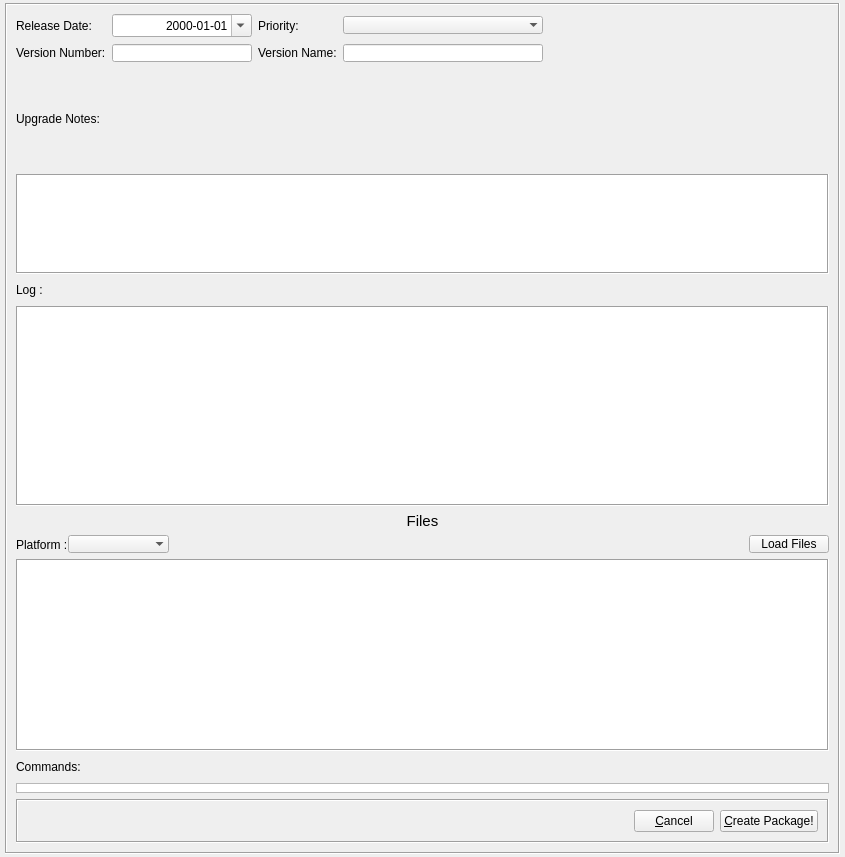
Before: the Qt Designer form CreatePackage/NCreatePackage.ui in CCC-NULS/NulstarManager, drawn with Qt 5.
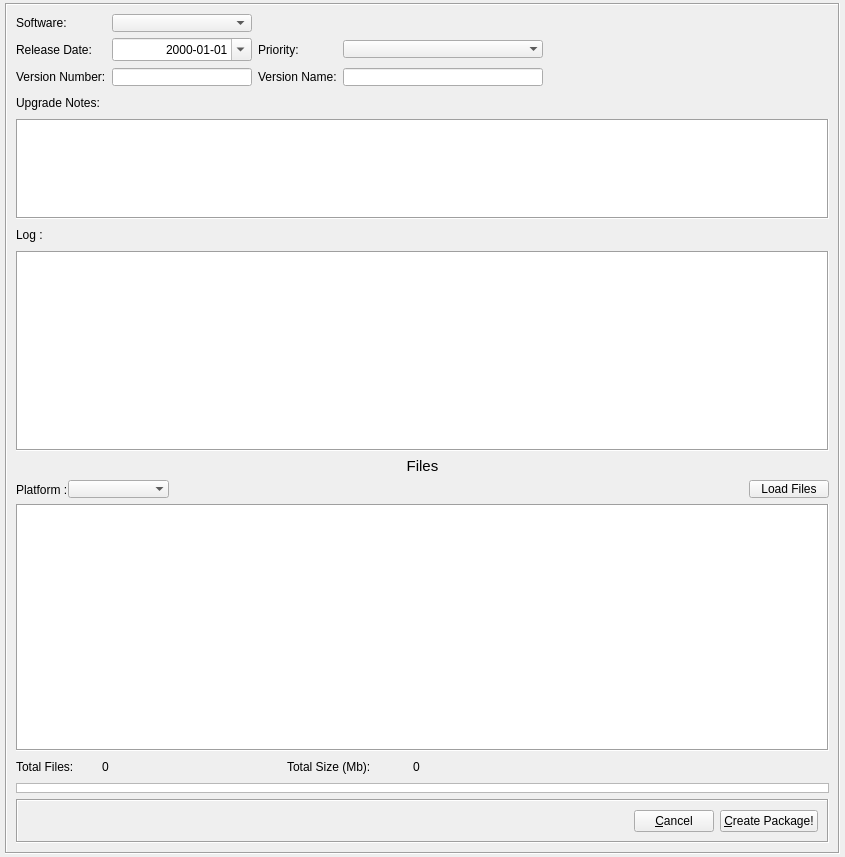
After: the same form once the commit is applied. Icons and pictures are not drawn.

Commit message: New package creation for normal downloads aside of automatic downloads

Patch:
```diff
--- a/CreatePackage/NCreatePackage.ui
+++ b/CreatePackage/NCreatePackage.ui
@@ -65,17 +65,59 @@
      <property name="frameShadow">
       <enum>QFrame::Sunken</enum>
      </property>
-     <layout class="QVBoxLayout" name="verticalLayout">
+     <layout class="QVBoxLayout" name="verticalLayout" stretch="0,0,1,2,0,0">
       <item>
        <layout class="QGridLayout" name="gridLayout_2">
-        <item row="0" column="0">
+        <item row="1" column="0">
          <widget class="QLabel" name="label_8">
           <property name="text">
            <string>Release Date:</string>
           </property>
          </widget>
         </item>
-        <item row="0" column="1">
+        <item row="2" column="4">
+         <spacer name="horizontalSpacer_4">
+          <property name="orientation">
+           <enum>Qt::Horizontal</enum>
+          </property>
+          <property name="sizeHint" stdset="0">
+           <size>
+            <width>40</width>
+            <height>20</height>
+           </size>
+          </property>
+         </spacer>
+        </item>
+        <item row="1" column="2">
+         <widget class="QLabel" name="label_5">
+          <property name="text">
+           <string>Priority:</string>
+          </property>
+         </widget>
+        </item>
+        <item row="1" column="3">
+         <widget class="QComboBox" name="cbxPriority">
+          <property name="minimumSize">
+           <size>
+            <width>140</width>
+            <height>18</height>
+           </size>
+          </property>
+          <property name="maximumSize">
+           <size>
+            <width>200</width>
+            <height>18</height>
+           </size>
+          </property>
+          <property name="editable">
+           <bool>false</bool>
+          </property>
+          <property name="frame">
+           <bool>false</bool>
+          </property>
+         </widget>
+        </item>
+        <item row="1" column="1">
          <widget class="QDateEdit" name="dedDate">
           <property name="sizePolicy">
            <sizepolicy hsizetype="Preferred" vsizetype="Fixed">
@@ -103,18 +145,17 @@
           </property>
          </widget>
         </item>
-        <item row="0" column="2">
-         <widget class="QLabel" name="label_5">
-          <property name="text">
-           <string>Priority:</string>
+        <item row="2" column="3">
+         <widget class="QLineEdit" name="ledName">
+          <property name="sizePolicy">
+           <sizepolicy hsizetype="Preferred" vsizetype="Fixed">
+            <horstretch>1</horstretch>
+            <verstretch>0</verstretch>
+           </sizepolicy>
           </property>
-         </widget>
-        </item>
-        <item row="0" column="3">
-         <widget class="QComboBox" name="cbxPriority">
           <property name="minimumSize">
            <size>
-            <width>140</width>
+            <width>120</width>
             <height>18</height>
            </size>
           </property>
@@ -124,99 +165,30 @@
             <height>18</height>
            </size>
           </property>
-          <property name="editable">
-           <bool>false</bool>
+          <property name="styleSheet">
+           <string notr="true"/>
           </property>
-          <property name="frame">
-           <bool>false</bool>
+          <property name="maxLength">
+           <number>50</number>
           </property>
          </widget>
         </item>
-        <item row="0" column="4">
-         <spacer name="horizontalSpacer_5">
-          <property name="orientation">
-           <enum>Qt::Horizontal</enum>
-          </property>
-          <property name="sizeHint" stdset="0">
-           <size>
-            <width>40</width>
-            <height>20</height>
-           </size>
-          </property>
-         </spacer>
-        </item>
-        <item row="1" column="0">
+        <item row="2" column="0">
          <widget class="QLabel" name="label_9">
           <property name="text">
            <string>Version Number:</string>
           </property>
          </widget>
         </item>
-        <item row="1" column="1">
-         <widget class="QLineEdit" name="ledVersion">
-          <property name="sizePolicy">
-           <sizepolicy hsizetype="Preferred" vsizetype="Fixed">
-            <horstretch>0</horstretch>
-            <verstretch>0</verstretch>
-           </sizepolicy>
-          </property>
-          <property name="minimumSize">
-           <size>
-            <width>80</width>
-            <height>18</height>
-           </size>
-          </property>
-          <property name="maximumSize">
-           <size>
-            <width>9999</width>
-            <height>18</height>
-           </size>
-          </property>
-          <property name="styleSheet">
-           <string notr="true"/>
-          </property>
-          <property name="maxLength">
-           <number>8</number>
-          </property>
-         </widget>
-        </item>
-        <item row="1" column="2">
+        <item row="2" column="2">
          <widget class="QLabel" name="label_3">
           <property name="text">
            <string>Version Name:</string>
           </property>
          </widget>
         </item>
-        <item row="1" column="3">
-         <widget class="QLineEdit" name="ledName">
-          <property name="sizePolicy">
-           <sizepolicy hsizetype="Preferred" vsizetype="Fixed">
-            <horstretch>1</horstretch>
-            <verstretch>0</verstretch>
-           </sizepolicy>
-          </property>
-          <property name="minimumSize">
-           <size>
-            <width>120</width>
-            <height>18</height>
-           </size>
-          </property>
-          <property name="maximumSize">
-           <size>
-            <width>200</width>
-            <height>18</height>
-           </size>
-          </property>
-          <property name="styleSheet">
-           <string notr="true"/>
-          </property>
-          <property name="maxLength">
-           <number>50</number>
-          </property>
-         </widget>
-        </item>
         <item row="1" column="4">
-         <spacer name="horizontalSpacer_4">
+         <spacer name="horizontalSpacer_5">
           <property name="orientation">
            <enum>Qt::Horizontal</enum>
           </property>
@@ -228,6 +200,57 @@
           </property>
          </spacer>
         </item>
+        <item row="2" column="1">
+         <widget class="QLineEdit" name="ledVersion">
+          <property name="sizePolicy">
+           <sizepolicy hsizetype="Preferred" vsizetype="Fixed">
+            <horstretch>0</horstretch>
+            <verstretch>0</verstretch>
+           </sizepolicy>
+          </property>
+          <property name="minimumSize">
+           <size>
+            <width>80</width>
+            <height>18</height>
+           </size>
+          </property>
+          <property name="maximumSize">
+           <size>
+            <width>9999</width>
+            <height>18</height>
+           </size>
+          </property>
+          <property name="styleSheet">
+           <string notr="true"/>
+          </property>
+          <property name="maxLength">
+           <number>8</number>
+          </property>
+         </widget>
+        </item>
+        <item row="0" column="0">
+         <widget class="QLabel" name="label_2">
+          <property name="text">
+           <string>Software:</string>
+          </property>
+         </widget>
+        </item>
+        <item row="0" column="1">
+         <widget class="QComboBox" name="cbxSoftware">
+          <property name="minimumSize">
+           <size>
+            <width>140</width>
+            <height>18</height>
+           </size>
+          </property>
+          <property name="maximumSize">
+           <size>
+            <width>200</width>
+            <height>18</height>
+           </size>
+          </property>
+         </widget>
+        </item>
        </layout>
       </item>
       <item>
@@ -464,6 +487,12 @@
         </item>
         <item row="2" column="0" colspan="5">
          <widget class="QTableView" name="tvwFiles">
+          <property name="sizePolicy">
+           <sizepolicy hsizetype="Expanding" vsizetype="MinimumExpanding">
+            <horstretch>0</horstretch>
+            <verstretch>0</verstretch>
+           </sizepolicy>
+          </property>
           <property name="frameShape">
            <enum>QFrame::Box</enum>
           </property>
@@ -473,6 +502,9 @@
           <property name="selectionMode">
            <enum>QAbstractItemView::SingleSelection</enum>
           </property>
+          <property name="sortingEnabled">
+           <bool>true</bool>
+          </property>
           <property name="wordWrap">
            <bool>false</bool>
           </property>
@@ -497,43 +529,7 @@
         <property name="sizeConstraint">
          <enum>QLayout::SetMaximumSize</enum>
         </property>
-        <item row="0" column="0">
-         <widget class="QLabel" name="lblUpgradeCommand">
-          <property name="text">
-           <string>Commands:</string>
-          </property>
-         </widget>
-        </item>
-        <item row="0" column="1">
-         <widget class="QPushButton" name="tbtAddCommand">
-          <property name="sizePolicy">
-           <sizepolicy hsizetype="Fixed" vsizetype="Fixed">
-            <horstretch>0</horstretch>
-            <verstretch>0</verstretch>
-           </sizepolicy>
-          </property>
-          <property name="maximumSize">
-           <size>
-            <width>20</width>
-            <height>20</height>
-           </size>
-          </property>
-          <property name="text">
-           <string/>
-          </property>
-          <property name="icon">
-           <iconset resource="NCreatePackage.qrc">
-            <normaloff>:/Resources/Images/Add.png</normaloff>:/Resources/Images/Add.png</iconset>
-          </property>
-          <property name="shortcut">
-           <string notr="true">Ctrl+1</string>
-          </property>
-          <property name="flat">
-           <bool>true</bool>
-          </property>
-         </widget>
-        </item>
-        <item row="0" column="2">
+        <item row="0" column="5">
          <widget class="QPushButton" name="tbtDeleteCommand">
           <property name="sizePolicy">
            <sizepolicy hsizetype="Fixed" vsizetype="Fixed">
@@ -562,20 +558,62 @@
           </property>
          </widget>
         </item>
-        <item row="0" column="3">
-         <spacer name="horizontalSpacer_6">
-          <property name="orientation">
-           <enum>Qt::Horizontal</enum>
+        <item row="0" column="2">
+         <widget class="QLabel" name="label">
+          <property name="maximumSize">
+           <size>
+            <width>120</width>
+            <height>16777215</height>
+           </size>
           </property>
-          <property name="sizeHint" stdset="0">
+          <property name="text">
+           <string>Total Size (Mb):</string>
+          </property>
+         </widget>
+        </item>
+        <item row="0" column="4">
+         <widget class="QPushButton" name="tbtAddCommand">
+          <property name="sizePolicy">
+           <sizepolicy hsizetype="Fixed" vsizetype="Fixed">
+            <horstretch>0</horstretch>
+            <verstretch>0</verstretch>
+           </sizepolicy>
+          </property>
+          <property name="maximumSize">
            <size>
-            <width>40</width>
+            <width>20</width>
             <height>20</height>
            </size>
           </property>
-         </spacer>
+          <property name="text">
+           <string/>
+          </property>
+          <property name="icon">
+           <iconset resource="NCreatePackage.qrc">
+            <normaloff>:/Resources/Images/Add.png</normaloff>:/Resources/Images/Add.png</iconset>
+          </property>
+          <property name="shortcut">
+           <string notr="true">Ctrl+1</string>
+          </property>
+          <property name="flat">
+           <bool>true</bool>
+          </property>
+         </widget>
         </item>
-        <item row="1" column="0" colspan="4">
+        <item row="0" column="0">
+         <widget class="QLabel" name="lblTot">
+          <property name="maximumSize">
+           <size>
+            <width>80</width>
+            <height>16777215</height>
+           </size>
+          </property>
+          <property name="text">
+           <string>Total Files: </string>
+          </property>
+         </widget>
+        </item>
+        <item row="2" column="0" colspan="7">
          <widget class="QTableView" name="tvwUpgradeCommand">
           <property name="sizePolicy">
            <sizepolicy hsizetype="Preferred" vsizetype="Expanding">
@@ -642,6 +680,33 @@
           </attribute>
          </widget>
         </item>
+        <item row="0" column="1">
+         <widget class="QLabel" name="lblTotalFiles">
+          <property name="text">
+           <string>0</string>
+          </property>
+         </widget>
+        </item>
+        <item row="0" column="6">
+         <spacer name="horizontalSpacer_6">
+          <property name="orientation">
+           <enum>Qt::Horizontal</enum>
+          </property>
+          <property name="sizeHint" stdset="0">
+           <size>
+            <width>40</width>
+            <height>20</height>
+           </size>
+          </property>
+         </spacer>
+        </item>
+        <item row="0" column="3">
+         <widget class="QLabel" name="lblTotalSize">
+          <property name="text">
+           <string>0</string>
+          </property>
+         </widget>
+        </item>
        </layout>
       </item>
       <item>
```
The commit also changes 3 other files.
